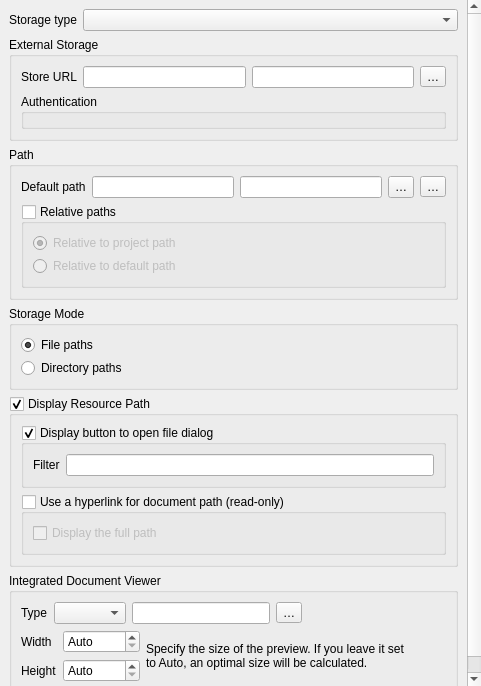
This is src/ui/editorwidgets/qgsexternalresourceconfigdlg.ui in qgis/QGIS as Qt 5 draws it before an edit. The edited form follows.
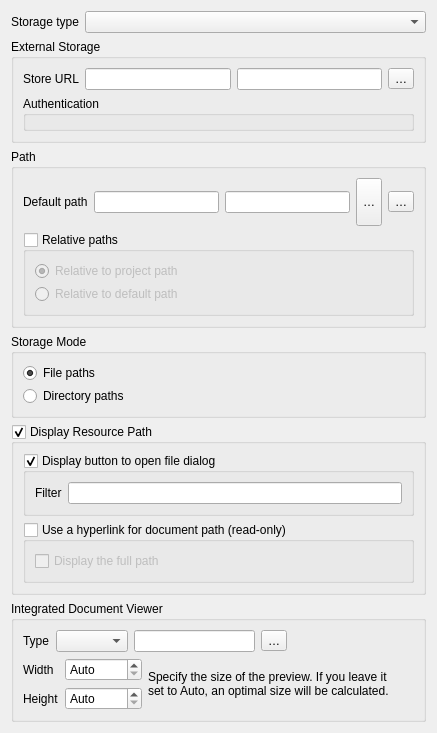
This is the edited form. Custom widgets are drawn as their Qt base class.

Commit message: remove scrollbar from external resource widget congig

What changed in the file:
```diff
--- a/src/ui/editorwidgets/qgsexternalresourceconfigdlg.ui
+++ b/src/ui/editorwidgets/qgsexternalresourceconfigdlg.ui
@@ -7,51 +7,140 @@
    <rect>
     <x>0</x>
     <y>0</y>
-    <width>481</width>
-    <height>686</height>
+    <width>437</width>
+    <height>733</height>
    </rect>
   </property>
   <property name="windowTitle">
    <string notr="true">Form</string>
   </property>
-  <layout class="QVBoxLayout" name="verticalLayout_2" stretch="0">
+  <layout class="QGridLayout" name="gridLayout_5">
+   <item row="3" column="0">
+    <widget class="QGroupBox" name="mStorageModeGroupBox">
+     <property name="sizePolicy">
+      <sizepolicy hsizetype="Preferred" vsizetype="Minimum">
+       <horstretch>0</horstretch>
+       <verstretch>0</verstretch>
+      </sizepolicy>
+     </property>
+     <property name="toolTip">
+      <string>&lt;html&gt;&lt;head/&gt;&lt;body&gt;&lt;p&gt;Set exclusive file selection methods.&lt;/p&gt;&lt;/body&gt;&lt;/html&gt;</string>
+     </property>
+     <property name="title">
+      <string>Storage Mode</string>
+     </property>
+     <layout class="QVBoxLayout" name="verticalLayout">
    <property name="spacing">
-    <number>0</number>
-   </property>
-   <property name="sizeConstraint">
-    <enum>QLayout::SetMinimumSize</enum>
-   </property>
-   <property name="leftMargin">
-    <number>0</number>
-   </property>
-   <property name="topMargin">
-    <number>0</number>
-   </property>
-   <property name="rightMargin">
-    <number>0</number>
-   </property>
-   <property name="bottomMargin">
-    <number>0</number>
-   </property>
-   <item>
-    <widget class="QgsScrollArea" name="scrollArea">
-     <property name="frameShape">
-      <enum>QFrame::NoFrame</enum>
+       <number>3</number>
+      </property>
+      <item>
+       <widget class="QRadioButton" name="mStoreFilesButton">
+        <property name="toolTip">
+         <string>&lt;html&gt;&lt;head/&gt;&lt;body&gt;&lt;p&gt;If this option is checked, the attribute can only store filenames (this is the default choice).&lt;/p&gt;&lt;/body&gt;&lt;/html&gt;</string>
+        </property>
+        <property name="text">
+         <string>File paths</string>
+        </property>
+        <property name="checked">
+         <bool>true</bool>
+        </property>
+        <attribute name="buttonGroup">
+         <string notr="true">mStorageButtonGroup</string>
+        </attribute>
+       </widget>
+      </item>
+      <item>
+       <widget class="QRadioButton" name="mStoreDirsButton">
+        <property name="toolTip">
+         <string>&lt;html&gt;&lt;head/&gt;&lt;body&gt;&lt;p&gt;If this option is checked, the attribute can only store directories and not filenames. The file selector will let you choose only directories and not files.&lt;/p&gt;&lt;/body&gt;&lt;/html&gt;</string>
+        </property>
+        <property name="text">
+         <string>Directory paths</string>
+        </property>
+        <attribute name="buttonGroup">
+         <string notr="true">mStorageButtonGroup</string>
+        </attribute>
+       </widget>
+      </item>
+     </layout>
+    </widget>
+   </item>
+   <item row="4" column="0">
+    <widget class="QGroupBox" name="mFileWidgetGroupBox">
+     <property name="title">
+      <string>Display Resource Path</string>
      </property>
-     <property name="widgetResizable">
+     <property name="checkable">
       <bool>true</bool>
      </property>
-     <widget class="QWidget" name="scrollAreaWidgetContents">
-      <property name="geometry">
-       <rect>
-        <x>0</x>
-        <y>0</y>
-        <width>481</width>
-        <height>686</height>
-       </rect>
-      </property>
-      <layout class="QVBoxLayout" name="verticalLayout_4">
-       <item>
+     <layout class="QGridLayout" name="gridLayout_3">
+      <item row="1" column="0">
+       <widget class="QGroupBox" name="mUseLink">
+        <property name="sizePolicy">
+         <sizepolicy hsizetype="Preferred" vsizetype="Fixed">
+          <horstretch>0</horstretch>
+          <verstretch>0</verstretch>
+         </sizepolicy>
+        </property>
+        <property name="toolTip">
+         <string>&lt;html&gt;&lt;head/&gt;&lt;body&gt;&lt;p&gt;This option displays file paths as clickable hyperlinks. When you click on the file path, the file should normally be opened by the default viewer defined in your operating system.&lt;/p&gt;&lt;/body&gt;&lt;/html&gt;</string>
+        </property>
+        <property name="title">
+         <string>Use a hyperlink for document path (read-only)</string>
+        </property>
+        <property name="checkable">
+         <bool>true</bool>
+        </property>
+        <property name="checked">
+         <bool>false</bool>
+        </property>
+        <layout class="QFormLayout" name="formLayout">
+         <item row="0" column="0">
+          <widget class="QCheckBox" name="mFullUrl">
+           <property name="toolTip">
+            <string>&lt;html&gt;&lt;head/&gt;&lt;body&gt;&lt;p&gt;By default, the hyperlink is only displayed with the name of the file and not the full path. If you check this option, hyperlinks will be displayed with the complete path.&lt;/p&gt;&lt;/body&gt;&lt;/html&gt;</string>
+           </property>
+           <property name="text">
+            <string>Display the full path</string>
+           </property>
+          </widget>
+         </item>
+        </layout>
+       </widget>
+      </item>
+      <item row="0" column="0">
+       <widget class="QGroupBox" name="mFileWidgetButtonGroupBox">
+        <property name="title">
+         <string>Display button to open file dialog</string>
+        </property>
+        <property name="checkable">
+         <bool>true</bool>
+        </property>
+        <layout class="QFormLayout" name="formLayout_2">
+         <item row="0" column="0">
+          <widget class="QLabel" name="label_4">
+           <property name="text">
+            <string>Filter</string>
+           </property>
+          </widget>
+         </item>
+         <item row="0" column="1">
+          <widget class="QLineEdit" name="mFileWidgetFilterLineEdit">
+           <property name="toolTip">
+            <string>&lt;html&gt;&lt;head/&gt;&lt;body&gt;&lt;p&gt;Filter syntax is borrowed from Qt &lt;a href=&quot;http://doc.qt.io/qt-4.8/qfiledialog.html#getOpenFileName&quot;&gt;&lt;span style=&quot; text-decoration: underline; color:#0000ff;&quot;&gt;QFileDialog::getOpenFileName&lt;/span&gt;&lt;/a&gt;&lt;span style=&quot; font-family:'Courier New,courier';&quot;&gt;.&lt;/span&gt;&lt;/p&gt;&lt;p&gt;If you want simple filter on all pdf files, just use:&lt;/p&gt;&lt;p&gt;&lt;span style=&quot; font-family:'Courier New,courier';&quot;&gt;*.pdf&lt;/span&gt;&lt;/p&gt;&lt;p&gt;If you want one filter for multiple file extensions (on .pdf, .odt and .doc files):&lt;/p&gt;&lt;p&gt;&lt;span style=&quot; font-family:'Courier New,courier';&quot;&gt;*.pdf *.odt *.doc&lt;/span&gt;&lt;/p&gt;&lt;p&gt;If you want to describe your filter, use parentheses:&lt;/p&gt;&lt;p&gt;&lt;span style=&quot; font-family:'Courier New,courier';&quot;&gt;Text documents (*.pdf, *.odt, *.doc)&lt;/span&gt;&lt;/p&gt;&lt;p&gt;If you want multiple filters, separate them with ';;':&lt;/p&gt;&lt;p&gt;&lt;span style=&quot; font-family:'Courier New,courier';&quot;&gt;&amp;quot;Images (*.png *.xpm *.jpg);;Text files (*.txt);;XML files (*.xml)&amp;quot;&lt;/span&gt;&lt;/p&gt;&lt;/body&gt;&lt;/html&gt;</string>
+           </property>
+           <property name="placeholderText">
+            <string/>
+           </property>
+          </widget>
+         </item>
+        </layout>
+       </widget>
+      </item>
+     </layout>
+    </widget>
+   </item>
+   <item row="0" column="0">
         <layout class="QHBoxLayout" name="horizontalLayout_3">
          <item>
           <widget class="QLabel" name="storageTypeLbl">
@@ -75,7 +164,7 @@
          </item>
         </layout>
        </item>
-       <item>
+   <item row="1" column="0">
         <widget class="QGroupBox" name="mExternalStorageGroupBox">
          <property name="title">
           <string>External Storage</string>
@@ -147,7 +236,7 @@
          </layout>
         </widget>
        </item>
-       <item>
+   <item row="2" column="0">
         <widget class="QGroupBox" name="mPathGroupBox">
          <property name="title">
           <string>Path</string>
@@ -293,132 +382,7 @@
          </layout>
         </widget>
        </item>
-       <item>
-        <widget class="QGroupBox" name="mStorageModeGroupBox">
-         <property name="sizePolicy">
-          <sizepolicy hsizetype="Preferred" vsizetype="Minimum">
-           <horstretch>0</horstretch>
-           <verstretch>0</verstretch>
-          </sizepolicy>
-         </property>
-         <property name="toolTip">
-          <string>&lt;html&gt;&lt;head/&gt;&lt;body&gt;&lt;p&gt;Set exclusive file selection methods.&lt;/p&gt;&lt;/body&gt;&lt;/html&gt;</string>
-         </property>
-         <property name="title">
-          <string>Storage Mode</string>
-         </property>
-         <layout class="QVBoxLayout" name="verticalLayout">
-          <property name="spacing">
-           <number>3</number>
-          </property>
-          <item>
-           <widget class="QRadioButton" name="mStoreFilesButton">
-            <property name="toolTip">
-             <string>&lt;html&gt;&lt;head/&gt;&lt;body&gt;&lt;p&gt;If this option is checked, the attribute can only store filenames (this is the default choice).&lt;/p&gt;&lt;/body&gt;&lt;/html&gt;</string>
-            </property>
-            <property name="text">
-             <string>File paths</string>
-            </property>
-            <property name="checked">
-             <bool>true</bool>
-            </property>
-            <attribute name="buttonGroup">
-             <string notr="true">mStorageButtonGroup</string>
-            </attribute>
-           </widget>
-          </item>
-          <item>
-           <widget class="QRadioButton" name="mStoreDirsButton">
-            <property name="toolTip">
-             <string>&lt;html&gt;&lt;head/&gt;&lt;body&gt;&lt;p&gt;If this option is checked, the attribute can only store directories and not filenames. The file selector will let you choose only directories and not files.&lt;/p&gt;&lt;/body&gt;&lt;/html&gt;</string>
-            </property>
-            <property name="text">
-             <string>Directory paths</string>
-            </property>
-            <attribute name="buttonGroup">
-             <string notr="true">mStorageButtonGroup</string>
-            </attribute>
-           </widget>
-          </item>
-         </layout>
-        </widget>
-       </item>
-       <item>
-        <widget class="QGroupBox" name="mFileWidgetGroupBox">
-         <property name="title">
-          <string>Display Resource Path</string>
-         </property>
-         <property name="checkable">
-          <bool>true</bool>
-         </property>
-         <layout class="QGridLayout" name="gridLayout_3">
-          <item row="1" column="0">
-           <widget class="QGroupBox" name="mUseLink">
-            <property name="sizePolicy">
-             <sizepolicy hsizetype="Preferred" vsizetype="Fixed">
-              <horstretch>0</horstretch>
-              <verstretch>0</verstretch>
-             </sizepolicy>
-            </property>
-            <property name="toolTip">
-             <string>&lt;html&gt;&lt;head/&gt;&lt;body&gt;&lt;p&gt;This option displays file paths as clickable hyperlinks. When you click on the file path, the file should normally be opened by the default viewer defined in your operating system.&lt;/p&gt;&lt;/body&gt;&lt;/html&gt;</string>
-            </property>
-            <property name="title">
-             <string>Use a hyperlink for document path (read-only)</string>
-            </property>
-            <property name="checkable">
-             <bool>true</bool>
-            </property>
-            <property name="checked">
-             <bool>false</bool>
-            </property>
-            <layout class="QFormLayout" name="formLayout">
-             <item row="0" column="0">
-              <widget class="QCheckBox" name="mFullUrl">
-               <property name="toolTip">
-                <string>&lt;html&gt;&lt;head/&gt;&lt;body&gt;&lt;p&gt;By default, the hyperlink is only displayed with the name of the file and not the full path. If you check this option, hyperlinks will be displayed with the complete path.&lt;/p&gt;&lt;/body&gt;&lt;/html&gt;</string>
-               </property>
-               <property name="text">
-                <string>Display the full path</string>
-               </property>
-              </widget>
-             </item>
-            </layout>
-           </widget>
-          </item>
-          <item row="0" column="0">
-           <widget class="QGroupBox" name="mFileWidgetButtonGroupBox">
-            <property name="title">
-             <string>Display button to open file dialog</string>
-            </property>
-            <property name="checkable">
-             <bool>true</bool>
-            </property>
-            <layout class="QFormLayout" name="formLayout_2">
-             <item row="0" column="0">
-              <widget class="QLabel" name="label_4">
-               <property name="text">
-                <string>Filter</string>
-               </property>
-              </widget>
-             </item>
-             <item row="0" column="1">
-              <widget class="QLineEdit" name="mFileWidgetFilterLineEdit">
-               <property name="toolTip">
-                <string>&lt;html&gt;&lt;head/&gt;&lt;body&gt;&lt;p&gt;Filter syntax is borrowed from Qt &lt;a href=&quot;http://doc.qt.io/qt-4.8/qfiledialog.html#getOpenFileName&quot;&gt;&lt;span style=&quot; text-decoration: underline; color:#0000ff;&quot;&gt;QFileDialog::getOpenFileName&lt;/span&gt;&lt;/a&gt;&lt;span style=&quot; font-family:'Courier New,courier';&quot;&gt;.&lt;/span&gt;&lt;/p&gt;&lt;p&gt;If you want simple filter on all pdf files, just use:&lt;/p&gt;&lt;p&gt;&lt;span style=&quot; font-family:'Courier New,courier';&quot;&gt;*.pdf&lt;/span&gt;&lt;/p&gt;&lt;p&gt;If you want one filter for multiple file extensions (on .pdf, .odt and .doc files):&lt;/p&gt;&lt;p&gt;&lt;span style=&quot; font-family:'Courier New,courier';&quot;&gt;*.pdf *.odt *.doc&lt;/span&gt;&lt;/p&gt;&lt;p&gt;If you want to describe your filter, use parentheses:&lt;/p&gt;&lt;p&gt;&lt;span style=&quot; font-family:'Courier New,courier';&quot;&gt;Text documents (*.pdf, *.odt, *.doc)&lt;/span&gt;&lt;/p&gt;&lt;p&gt;If you want multiple filters, separate them with ';;':&lt;/p&gt;&lt;p&gt;&lt;span style=&quot; font-family:'Courier New,courier';&quot;&gt;&amp;quot;Images (*.png *.xpm *.jpg);;Text files (*.txt);;XML files (*.xml)&amp;quot;&lt;/span&gt;&lt;/p&gt;&lt;/body&gt;&lt;/html&gt;</string>
-               </property>
-               <property name="placeholderText">
-                <string/>
-               </property>
-              </widget>
-             </item>
-            </layout>
-           </widget>
-          </item>
-         </layout>
-        </widget>
-       </item>
-       <item>
+   <item row="5" column="0">
         <widget class="QGroupBox" name="mDocumentViewerGroupBox">
          <property name="title">
           <string>Integrated Document Viewer</string>
@@ -560,23 +524,6 @@
          </layout>
         </widget>
        </item>
-       <item>
-        <spacer name="verticalSpacer">
-         <property name="orientation">
-          <enum>Qt::Vertical</enum>
-         </property>
-         <property name="sizeHint" stdset="0">
-          <size>
-           <width>20</width>
-           <height>0</height>
-          </size>
-         </property>
-        </spacer>
-       </item>
-      </layout>
-     </widget>
-    </widget>
-   </item>
   </layout>
  </widget>
  <customwidgets>
@@ -590,12 +537,6 @@
    <extends>QSpinBox</extends>
    <header>qgsspinbox.h</header>
   </customwidget>
-  <customwidget>
-   <class>QgsScrollArea</class>
-   <extends>QScrollArea</extends>
-   <header>qgsscrollarea.h</header>
-   <container>1</container>
-  </customwidget>
   <customwidget>
    <class>QgsAuthSettingsWidget</class>
    <extends>QWidget</extends>
```
Left out of the diff: 4 changed lines with no effect on the pictures. Lines whose indentation alone changed are shown as unchanged.
